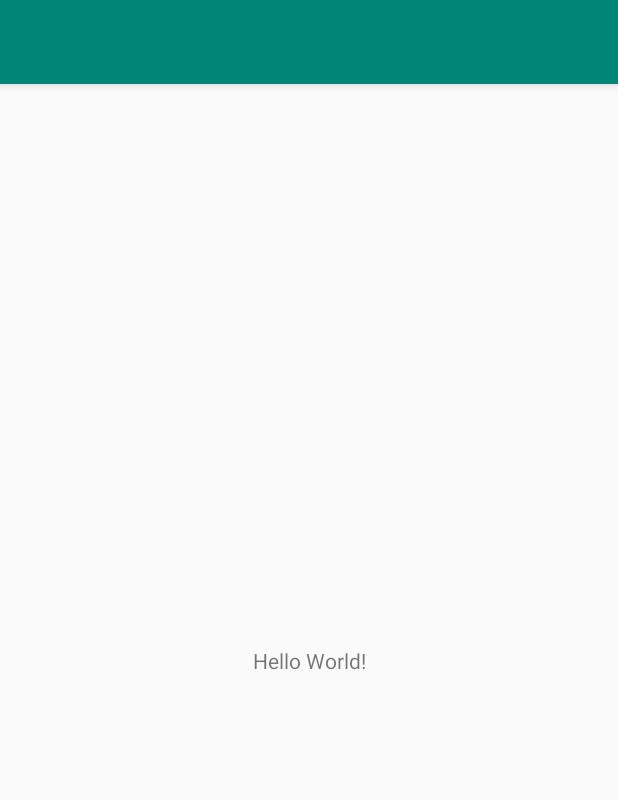
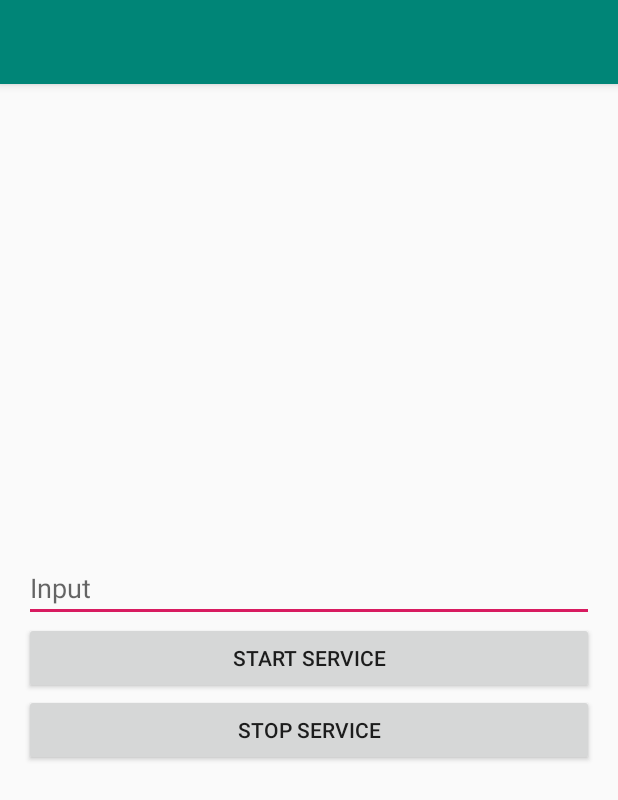
Before and after one commit to chinmaygarg13/CoronaTracker, an Android app: the screen it shows after launch (MainActivity), on a phone screen of 412 x 824 dp. Shown: the top 800 px of the screen. Run offline under Robolectric (Android 15) with nearby library versions, the phone set to English and light mode, and no system bars; our stand-ins replace Firebase (no records; nobody signed in at launch, a user with empty details on screens opened directly).

Commit message:
Update activity_main.xml with some basic UI

```diff
--- a/app/src/main/res/layout/activity_main.xml
+++ b/app/src/main/res/layout/activity_main.xml
@@ -1,18 +1,11 @@
-<?xml version="1.0" encoding="utf-8"?>
-<android.support.constraint.ConstraintLayout xmlns:android="http://schemas.android.com/apk/res/android"
-    xmlns:app="http://schemas.android.com/apk/res-auto"
-    xmlns:tools="http://schemas.android.com/tools"
-    android:layout_width="match_parent"
-    android:layout_height="match_parent"
-    tools:context=".MainActivity">
+<?xml version="1.0" encoding="UTF-8"?>
 
-    <TextView
-        android:layout_width="wrap_content"
-        android:layout_height="wrap_content"
-        android:text="Hello World!"
-        app:layout_constraintBottom_toBottomOf="parent"
-        app:layout_constraintLeft_toLeftOf="parent"
-        app:layout_constraintRight_toRightOf="parent"
-        app:layout_constraintTop_toTopOf="parent" />
+<LinearLayout tools:context="com.example.service_example.MainActivity" android:padding="16dp" android:orientation="vertical" android:gravity="center" android:layout_height="match_parent" android:layout_width="match_parent" xmlns:tools="http://schemas.android.com/tools" xmlns:app="http://schemas.android.com/apk/res-auto" xmlns:android="http://schemas.android.com/apk/res/android">
 
-</android.support.constraint.ConstraintLayout>
+<EditText android:layout_height="wrap_content" android:layout_width="match_parent" android:hint="Input" android:id="@+id/edit_text_input"/>
+
+<Button android:layout_height="wrap_content" android:layout_width="match_parent" android:text="Start Service" android:onClick="startService"/>
+
+<Button android:layout_height="wrap_content" android:layout_width="match_parent" android:text="Stop Service" android:onClick="stopService"/>
+
+</LinearLayout>
```
